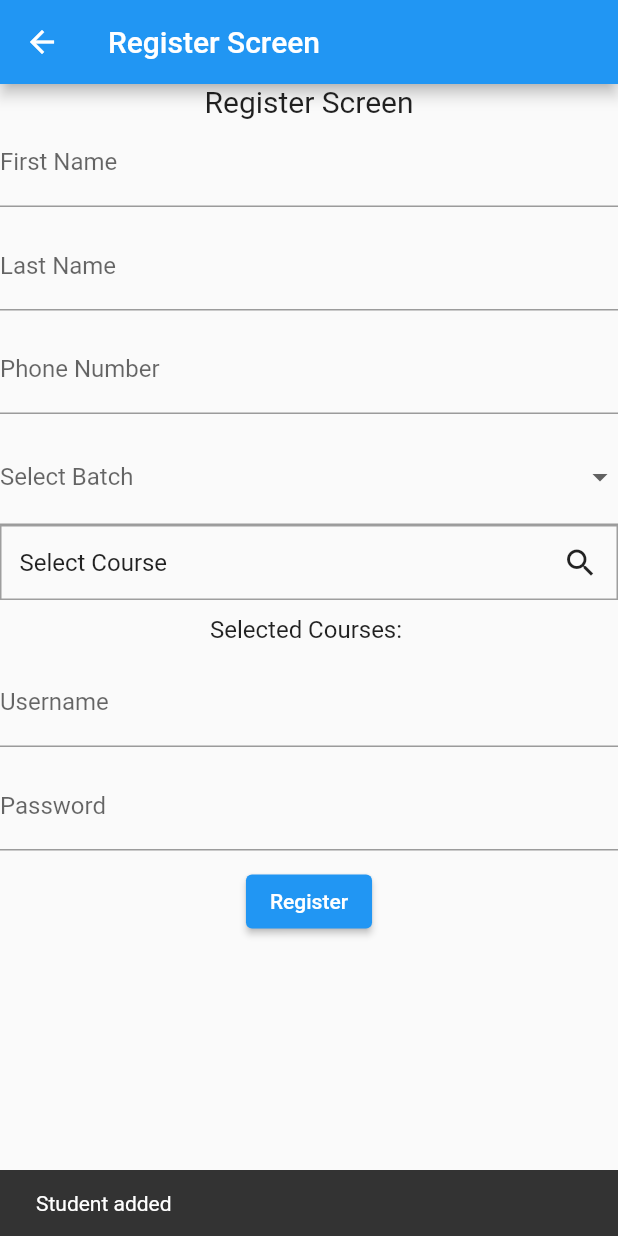
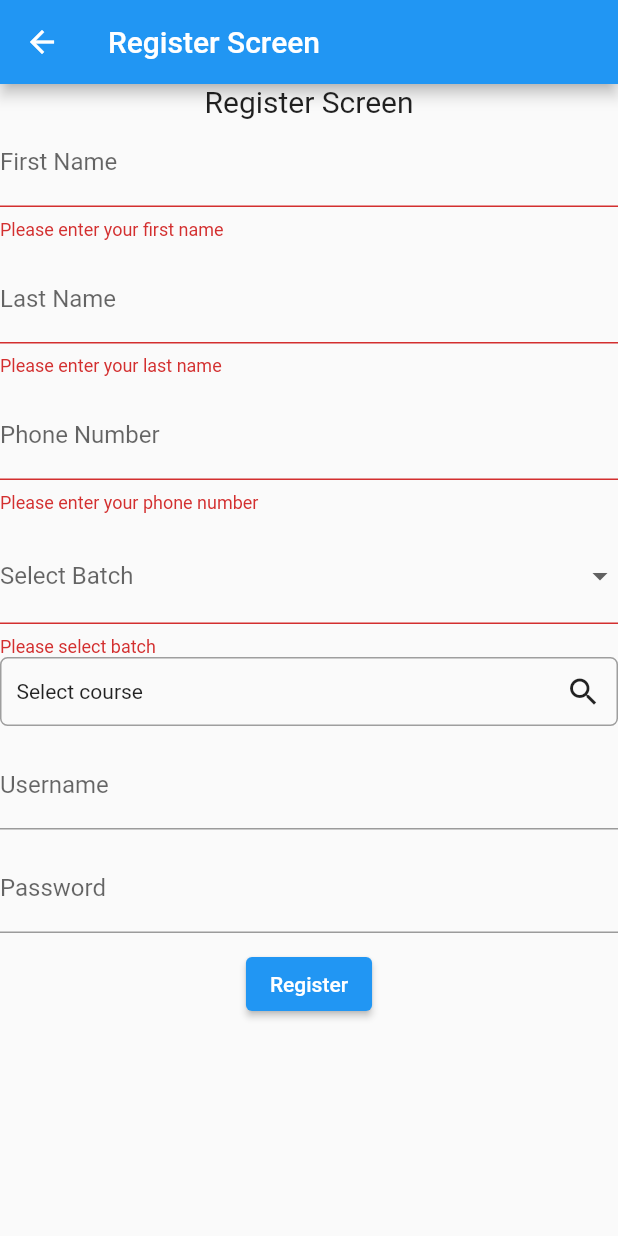
Before and after one commit to bipinaghimire/student_clean_arch, a Flutter app: the RegisterScreen screen opened by its route, after a tap on "Register", on a phone screen of 412 x 824 dp. Run offline on Flutter 3.47's test engine with Material 2 defaults, Android fonts, the phone set to English and light mode, and no system bars; drawn by our look-alikes of multi_select_flutter; our stand-ins replace dartz, flutter_riverpod, hive; accounts and stored records are empty.

Commit message:
login and register done

```diff
--- a/lib/app.dart
+++ b/lib/app.dart
@@ -1,6 +1,7 @@
 import 'package:flutter/material.dart';
 import 'package:student_clean_arch/features/auth/presentation/view/login.dart';
 import 'package:student_clean_arch/features/auth/presentation/view/register.dart';
+import 'package:student_clean_arch/features/home/presentation/view/home.dart';
 import 'package:student_clean_arch/features/splash/presentation/view/splash_screen.dart';
 
 class MyApp extends StatefulWidget {
@@ -19,7 +20,8 @@ class _MyAppState extends State<MyApp> {
       routes: {
         '/': (context) => const SplashScreen(),
         '/login': (context) => const LoginScreen(),
-        '/register': (context) => const RegisterScreen()
+        '/register': (context) => const RegisterScreen(),
+        '/home': (context) => const HomeScreen(),
       },
     );
   }
--- a/lib/features/auth/data/model/student_hive_model.dart
+++ b/lib/features/auth/data/model/student_hive_model.dart
@@ -1,3 +1,4 @@
+import 'package:flutter_riverpod/flutter_riverpod.dart';
 import 'package:hive/hive.dart';
 import 'package:student_clean_arch/config/constants/hive_table_constant.dart';
 import 'package:student_clean_arch/features/auth/domain/entity/student_entity.dart';
@@ -7,6 +8,10 @@ import 'package:uuid/uuid.dart';
 
 // dart run build_runner build --delete-conflicting-outputs
 part 'student_hive_model.g.dart';
+
+final authHiveModelProvider = Provider(
+  (ref) => StudentHiveModel.empty(),
+);
 
 @HiveType(typeId: HiveTableConstant.studentTableId)
 class StudentHiveModel {
--- /dev/null
+++ b/lib/features/auth/data/repository/auth_local_repository.dart
@@ -0,0 +1,28 @@
+import 'package:dartz/dartz.dart';
+import 'package:flutter_riverpod/flutter_riverpod.dart';
+import 'package:student_clean_arch/core/failure/failure.dart';
+import 'package:student_clean_arch/features/auth/data/data_source/auth_local_data_source.dart';
+import 'package:student_clean_arch/features/auth/domain/entity/student_entity.dart';
+import 'package:student_clean_arch/features/auth/domain/repository/auth_repository.dart';
+
+final authLocalRepositoryProvider = Provider<IAuthRepository>((ref) {
+  return AuthLocalRepository(
+    ref.read(authLocalDataSourceProvider),
+  );
+});
+
+class AuthLocalRepository implements IAuthRepository {
+  final AuthLocalDataSource _authLocalDataSource;
+
+  AuthLocalRepository(this._authLocalDataSource);
+
+  @override
+  Future<Either<Failure, bool>> loginStudent(String username, String password) {
+    return _authLocalDataSource.loginStudent(username, password);
+  }
+
+  @override
+  Future<Either<Failure, bool>> registerStudent(StudentEntity student) {
+    return _authLocalDataSource.registerStudent(student);
+  }
+}
--- /dev/null
+++ b/lib/features/auth/domain/repository/auth_repository.dart
@@ -0,0 +1,14 @@
+import 'package:dartz/dartz.dart';
+import 'package:flutter_riverpod/flutter_riverpod.dart';
+import 'package:student_clean_arch/core/failure/failure.dart';
+import 'package:student_clean_arch/features/auth/data/repository/auth_local_repository.dart';
+import 'package:student_clean_arch/features/auth/domain/entity/student_entity.dart';
+
+final authRepositoryProvider = Provider<IAuthRepository>((ref) {
+  return ref.read(authLocalRepositoryProvider);
+});
+
+abstract class IAuthRepository {
+  Future<Either<Failure, bool>> registerStudent(StudentEntity student);
+  Future<Either<Failure, bool>> loginStudent(String username, String password);
+}
--- /dev/null
+++ b/lib/features/auth/domain/use_case/auth_usecase.dart
@@ -0,0 +1,26 @@
+import 'package:dartz/dartz.dart';
+import 'package:flutter_riverpod/flutter_riverpod.dart';
+import 'package:student_clean_arch/core/failure/failure.dart';
+import 'package:student_clean_arch/features/auth/domain/entity/student_entity.dart';
+import 'package:student_clean_arch/features/auth/domain/repository/auth_repository.dart';
+
+final authUseCaseProvider = Provider((ref) {
+  return AuthUseCase(
+    ref.read(authRepositoryProvider),
+  );
+});
+
+class AuthUseCase {
+  final IAuthRepository _authRepository;
+
+  AuthUseCase(this._authRepository);
+
+  Future<Either<Failure, bool>> registerStudent(StudentEntity student) async {
+    return await _authRepository.registerStudent(student);
+  }
+
+  Future<Either<Failure, bool>> loginStudent(
+      String username, String password) async {
+    return await _authRepository.loginStudent(username, password);
+  }
+}
--- a/lib/features/auth/presentation/view/register.dart
+++ b/lib/features/auth/presentation/view/register.dart
@@ -1,7 +1,12 @@
 import 'package:flutter/material.dart';
 import 'package:flutter_riverpod/flutter_riverpod.dart';
+import 'package:multi_select_flutter/multi_select_flutter.dart';
+import 'package:student_clean_arch/features/auth/domain/entity/student_entity.dart';
+import 'package:student_clean_arch/features/auth/presentation/viewmodel/auth_view_model.dart';
 import 'package:student_clean_arch/features/batch/domain/entity/batch_entity.dart';
 import 'package:student_clean_arch/features/batch/presentation/viewmodel/batch_view_model.dart';
+import 'package:student_clean_arch/features/course/domain/entity/course_entity.dart';
+import 'package:student_clean_arch/features/course/presentation/viewmodel/course_view_model.dart';
 
 class RegisterScreen extends ConsumerStatefulWidget {
   const RegisterScreen({super.key});
@@ -47,11 +52,13 @@ class _RegisterScreenState extends ConsumerState<RegisterScreen> {
   // }
 
   BatchEntity? _dropDownValue;
+  final List<CourseEntity> _selectedCourses = [];
 
   @override
   Widget build(BuildContext context) {
     final batchState = ref.watch(batchViewModelProvider);
-
+    final courseState = ref.watch(courseViewModelProvider);
+    final authState = ref.watch(authViewModelProvider);
     return Scaffold(
       appBar: AppBar(
         title: const Text("Register Screen"),
@@ -133,67 +140,57 @@ class _RegisterScreenState extends ConsumerState<RegisterScreen> {
                   decoration: const InputDecoration(
                     labelText: 'Select Batch',
                   ),
+                  validator: ((value) {
+                    if (value == null) {
+                      return 'Please select batch';
+                    }
+                    return null;
+                  }),
                 )
               },
-              // DropdownButtonFormField<String?>(
-              //   validator: (value) {
-              //     if (value == null) {
-              //       return 'Please select a batch';
-              //     }
-              //     return null;
-              //   },
-              //   decoration: const InputDecoration(
-              //     labelText: 'Batch',
-              //     border: OutlineInputBorder(),
-              //   ),
-              //   value: batch,
-              //   items: batchList.map((BatchEntity batch) {
-              //     return DropdownMenuItem<String?>(
-              //       value: batch.batchName,
-              //       child: Text(batch.batchName),
-              //     );
-              //   }).toList(),
-              //   onChanged: (String? value) {
-              //     setState(() {
-              //       batch = value;
-              //     });
-              //   },
-              // ),
-              // const SizedBox(
-              //   height: 10,
-              // ),
-              GestureDetector(
-                // onTap: showMultiSelect,
-
-                child: Container(
-                  padding: const EdgeInsets.all(12),
+              if (courseState.isLoading) ...{
+                const Center(
+                  child: CircularProgressIndicator(),
+                )
+              } else if (courseState.error != null) ...{
+                Center(
+                  child: Text(courseState.error!),
+                )
+              } else ...{
+                MultiSelectDialogField(
+                  title: const Text('Select course'),
+                  items: courseState.courses
+                      .map((course) => MultiSelectItem(
+                            course,
+                            course.courseName,
+                          ))
+                      .toList(),
+                  listType: MultiSelectListType.CHIP,
+                  buttonText: const Text('Select course'),
+                  buttonIcon: const Icon(Icons.search),
+                  onConfirm: (values) {
+                    _selectedCourses.clear();
+                    _selectedCourses.addAll(values);
+                  },
                   decoration: BoxDecoration(
                     border: Border.all(
                       color: Colors.grey,
-                      width: 1.0,
                     ),
+                    borderRadius: BorderRadius.circular(5),
                   ),
-                  child: const Row(
-                    mainAxisAlignment: MainAxisAlignment.spaceBetween,
-                    children: [
-                      Text(
-                        'Select Course',
-                        style: TextStyle(fontSize: 16),
-                      ),
-                      Icon(Icons.search),
-                    ],
-                  ),
+                  validator: ((value) {
+                    if (value == null || value.isEmpty) {
+                      return 'Please select courses';
+                    }
+                    return null;
+                  }),
                 ),
-              ),
-              const SizedBox(height: 10),
-              const Text(
-                'Selected Courses: ',
-                style: TextStyle(fontSize: 16),
-              ),
+              },
               const SizedBox(
                 height: 10,
               ),
               TextFormField(
+                controller: usernameController,
                 decoration: const InputDecoration(
                   labelText: "Username",
                 ),
@@ -202,6 +199,7 @@ class _RegisterScreenState extends ConsumerState<RegisterScreen> {
                 height: 10,
               ),
               TextFormField(
+                controller: passwordController,
                 decoration: const InputDecoration(
                   labelText: "Password",
                 ),
@@ -211,12 +209,35 @@ class _RegisterScreenState extends ConsumerState<RegisterScreen> {
               ),
               ElevatedButton(
                 onPressed: () {
-                  Navigator.pushNamed(context, '/register');
-                  ScaffoldMessenger.of(context).showSnackBar(
-                    const SnackBar(
-                      content: Text("Student added"),
-                    ),
-                  );
+                  if (fkey.currentState!.validate()) {
+                    var student = StudentEntity(
+                      fname: firstNameController.text,
+                      lname: lastNameController.text,
+                      phone: phonenoController.text,
+                      username: usernameController.text,
+                      password: passwordController.text,
+                      batch: _dropDownValue,
+                      courses: _selectedCourses,
+                    );
+
+                    ref
+                        .read(authViewModelProvider.notifier)
+                        .registerStudent(student);
+
+                    if (authState.error != null) {
+                      ScaffoldMessenger.of(context).showSnackBar(
+                        SnackBar(
+                          content: Text(authState.error!),
+                        ),
+                      );
+                    } else {
+                      ScaffoldMessenger.of(context).showSnackBar(
+                        const SnackBar(
+                          content: Text("Successfully registered"),
+                        ),
+                      );
+                    }
+                  }
                 },
                 child: const Text("Register"),
               ),
--- a/pubspec.yaml
+++ b/pubspec.yaml
@@ -51,6 +51,8 @@ dependencies:
   json_annotation: ^4.8.1
   flutter_riverpod: ^2.3.6
   connectivity_plus: ^4.0.1
+  flutter_multiselect: ^1.0.0
+  multi_select_flutter: ^4.1.3
 
 dev_dependencies:
   flutter_test:
```
Also changed, not shown: lib/core/network/local/hive_service.dart (+12 -1 lines), lib/features/auth/data/data_source/auth_local_data_source.dart (added, +45 -0 lines), lib/features/auth/presentation/state/auth_state.dart (added, +29 -0 lines), lib/features/auth/presentation/view/login.dart (+70 -8 lines), lib/features/auth/presentation/viewmodel/auth_view_model.dart (added, +48 -0 lines), lib/features/home/presentation/view/home.dart (added, +23 -0 lines), pubspec.lock.
